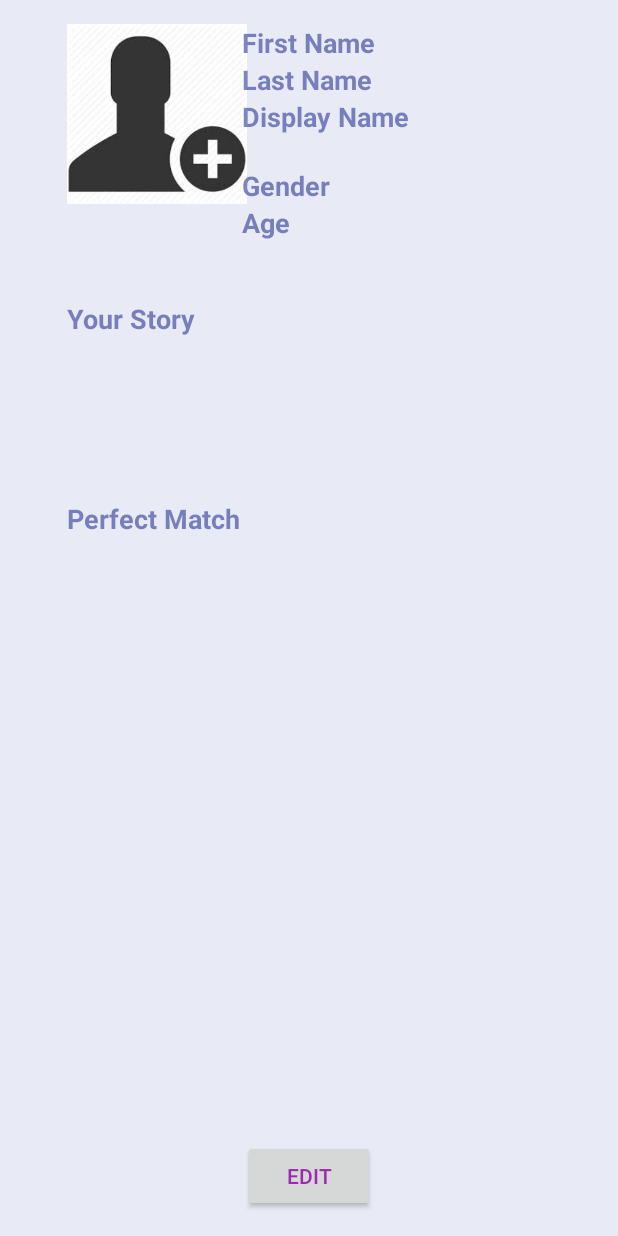
After one commit to ParaSwarm/House-Lannister, an Android app: the fragment UserProfile_Fragment placed in its activity, on a phone screen of 412 x 824 dp. The commit adds this screen. Run offline under Robolectric (Android 15) with nearby library versions, the phone set to English and light mode, and no system bars; our stand-ins replace ButterKnife.

Commit message:
User Profile

```diff
--- a/app/build.gradle
+++ b/app/build.gradle
@@ -27,4 +27,5 @@ dependencies {
     compile 'com.jakewharton:butterknife:8.4.0'
     compile 'com.android.support:appcompat-v7:24.2.1'
     compile 'com.android.support:design:24.2.1'
+    compile 'com.android.support:support-v4:24.2.1'
 }
--- /dev/null
+++ b/app/src/main/java/edu/uco/houselannister/saveasingle/fragments/UserProfile_Fragment.java
@@ -0,0 +1,66 @@
+package edu.uco.houselannister.saveasingle.fragments;
+
+import android.os.Bundle;
+import android.support.v4.app.Fragment;
+import android.support.v4.app.FragmentTransaction;
+import android.view.LayoutInflater;
+import android.view.View;
+import android.view.ViewGroup;
+import android.widget.Button;
+import android.widget.TextView;
+
+import edu.uco.houselannister.saveasingle.R;
+
+/**
+ * Bibash Lama
+ */
+public class UserProfile_Fragment extends Fragment implements View.OnClickListener{
+
+    View v;
+    TextView tv;
+    String name;
+    public UserProfile_Fragment() {
+        // Required empty public constructor
+    }
+
+    public static UserProfile_Fragment newInstance(){
+        return new UserProfile_Fragment();
+    }
+
+    @Override
+    public void onCreate(Bundle savedInstanceState) {
+        super.onCreate(savedInstanceState);
+//trying to transfer values from one fragment to another
+//        String value = getArguments().getString("First Name");
+  //      Toast.makeText(getActivity(),value,Toast.LENGTH_LONG).show();
+
+    }
+
+
+    @Override
+    public View onCreateView(LayoutInflater inflater, ViewGroup container,
+                             Bundle savedInstanceState) {
+        // Inflate the layout for this fragment
+        v = inflater.inflate(R.layout.fragment_user_profile, container, false);
+
+        Button b = (Button) v.findViewById(R.id.UserProfileEdit_Button);
+        b.setOnClickListener(this);
+        return v;
+    }
+
+
+    @Override
+    public void onClick(View v) {
+        // Create new fragment and transaction
+        Fragment newFragment = new UserProfileEdit_Fragment();
+        FragmentTransaction transaction = getFragmentManager().beginTransaction();
+
+// Replace whatever is in the fragment_container view with this fragment,
+// and add the transaction to the back stack
+        transaction.replace(R.id.container, newFragment);
+        transaction.addToBackStack(null);
+
+// Commit the transaction
+        transaction.commit();
+    }
+}
--- a/app/src/main/java/edu/uco/houselannister/saveasingle/helpers/FragmentNavigationManager.java
+++ b/app/src/main/java/edu/uco/houselannister/saveasingle/helpers/FragmentNavigationManager.java
@@ -6,11 +6,12 @@ import android.support.v4.app.FragmentManager;
 import android.support.v4.app.FragmentTransaction;
 
 import edu.uco.houselannister.saveasingle.BuildConfig;
+import edu.uco.houselannister.saveasingle.R;
 import edu.uco.houselannister.saveasingle.activities.MainActivity;
-import edu.uco.houselannister.saveasingle.R;
 import edu.uco.houselannister.saveasingle.fragments.FavoriteListFragment;
 import edu.uco.houselannister.saveasingle.fragments.MainFragment;
 import edu.uco.houselannister.saveasingle.fragments.SearchFragment;
+import edu.uco.houselannister.saveasingle.fragments.UserProfile_Fragment;
 
 /**
  * Created by ryan on 9/21/2016.
@@ -50,6 +51,9 @@ public class FragmentNavigationManager implements NavigationManager {
     public void showFragmentList() {
         showFragment(FavoriteListFragment.newInstance(), false);
     }
+    public void showFragmentUserProfile() {
+        showFragment(UserProfile_Fragment.newInstance(), false);
+    }
 
     private void showFragment(Fragment fragment, boolean allowStateLoss) {
         //actually handles creating the fragment and sending to the caller to change
--- a/app/src/main/java/edu/uco/houselannister/saveasingle/helpers/NavigationManager.java
+++ b/app/src/main/java/edu/uco/houselannister/saveasingle/helpers/NavigationManager.java
@@ -8,4 +8,5 @@ public interface NavigationManager {
     void showFragmentSettings(String title);
     void showFragmentMain();
     void showFragmentList();
+    void showFragmentUserProfile();
 }
--- /dev/null
+++ b/app/src/main/res/layout/fragment_user_profile.xml
@@ -0,0 +1,155 @@
+<RelativeLayout xmlns:android="http://schemas.android.com/apk/res/android"
+xmlns:tools="http://schemas.android.com/tools" android:layout_width="match_parent"
+android:layout_height="match_parent" android:paddingLeft="@dimen/activity_horizontal_margin"
+android:paddingRight="@dimen/activity_horizontal_margin"
+android:paddingTop="@dimen/activity_vertical_margin"
+android:paddingBottom="@dimen/activity_vertical_margin"
+tools:context="edu.uco.houselannister.saveasingle.fragments.UserProfile_Fragment">
+
+
+    <ImageView
+        android:layout_width="120dp"
+        android:layout_height="120dp"
+        android:id="@+id/imageView2"
+        android:layout_alignParentTop="true"
+        android:layout_alignParentEnd="true"
+        android:layout_marginEnd="231dp"
+        android:src="@drawable/userprofile_image"/>
+
+    <TextView
+        android:layout_width="wrap_content"
+        android:layout_height="wrap_content"
+        android:textAppearance="?android:attr/textAppearanceMedium"
+        android:text="First Name"
+        android:id="@+id/textView2"
+        android:layout_alignTop="@+id/imageView2"
+        android:layout_centerHorizontal="true"
+        android:textStyle="bold" />
+
+    <TextView
+        android:layout_width="wrap_content"
+        android:layout_height="wrap_content"
+        android:textAppearance="?android:attr/textAppearanceMedium"
+        android:text="Last Name"
+        android:id="@+id/textView3"
+        android:layout_below="@+id/textView2"
+        android:layout_alignStart="@+id/textView2"
+        android:textStyle="bold" />
+
+    <TextView
+        android:layout_width="wrap_content"
+        android:layout_height="wrap_content"
+        android:textAppearance="?android:attr/textAppearanceMedium"
+        android:text="Display Name"
+        android:id="@+id/textView4"
+        android:layout_below="@+id/textView3"
+        android:layout_alignStart="@+id/textView3"
+        android:textStyle="bold" />
+
+    <TextView
+        android:layout_width="wrap_content"
+        android:layout_height="wrap_content"
+        android:textAppearance="?android:attr/textAppearanceMedium"
+        android:text="Gender"
+        android:id="@+id/textView5"
+        android:layout_alignBottom="@+id/imageView2"
+        android:layout_alignStart="@+id/textView4"
+        android:textStyle="bold" />
+
+    <TextView
+        android:layout_width="wrap_content"
+        android:layout_height="wrap_content"
+        android:textAppearance="?android:attr/textAppearanceMedium"
+        android:text="Age "
+        android:id="@+id/textView6"
+        android:layout_below="@+id/textView5"
+        android:layout_alignStart="@+id/textView5"
+        android:textStyle="bold" />
+
+    <TextView
+        android:layout_width="wrap_content"
+        android:layout_height="wrap_content"
+        android:textAppearance="?android:attr/textAppearanceMedium"
+        android:id="@+id/FirstName_UserProfile_TextView"
+        android:layout_alignTop="@+id/textView2"
+        android:layout_toEndOf="@+id/textView4" />
+
+    <TextView
+        android:layout_width="wrap_content"
+        android:layout_height="wrap_content"
+        android:textAppearance="?android:attr/textAppearanceMedium"
+        android:id="@+id/LastName_UserProfile_TextView"
+        android:layout_alignTop="@+id/textView3"
+        android:layout_toEndOf="@+id/FirstName_UserProfile_TextView" />
+
+    <TextView
+        android:layout_width="wrap_content"
+        android:layout_height="wrap_content"
+        android:textAppearance="?android:attr/textAppearanceMedium"
+        android:id="@+id/DisplayName_UserProfile_TextView"
+        android:layout_alignTop="@+id/textView4"
+        android:layout_alignParentEnd="true" />
+
+    <TextView
+        android:layout_width="wrap_content"
+        android:layout_height="wrap_content"
+        android:textAppearance="?android:attr/textAppearanceMedium"
+        android:id="@+id/Gender_UserProfile_TextView"
+        android:layout_above="@+id/textView6"
+        android:layout_toEndOf="@+id/textView4" />
+
+    <TextView
+        android:layout_width="wrap_content"
+        android:layout_height="wrap_content"
+        android:textAppearance="?android:attr/textAppearanceMedium"
+        android:id="@+id/Age_UserProfile_TextView"
+        android:layout_below="@+id/Gender_UserProfile_TextView"
+        android:layout_toEndOf="@+id/textView3" />
+
+    <TextView
+        android:layout_width="wrap_content"
+        android:layout_height="wrap_content"
+        android:textAppearance="?android:attr/textAppearanceMedium"
+        android:text="Your Story"
+        android:id="@+id/textView7"
+        android:layout_below="@+id/textView6"
+        android:layout_alignStart="@+id/imageView2"
+        android:layout_marginTop="39dp"
+        android:textStyle="bold" />
+
+    <TextView
+        android:layout_width="wrap_content"
+        android:layout_height="wrap_content"
+        android:textAppearance="?android:attr/textAppearanceMedium"
+        android:id="@+id/Story_UserProfile_TextView"
+        android:layout_below="@+id/textView7"
+        android:layout_alignStart="@+id/textView7" />
+
+    <TextView
+        android:layout_width="wrap_content"
+        android:layout_height="wrap_content"
+        android:textAppearance="?android:attr/textAppearanceMedium"
+        android:text="Perfect Match"
+        android:id="@+id/textviewxx"
+        android:layout_marginTop="84dp"
+        android:textStyle="bold"
+        android:layout_below="@+id/Story_UserProfile_TextView"
+        android:layout_alignStart="@+id/Story_UserProfile_TextView" />
+
+    <TextView
+        android:layout_width="wrap_content"
+        android:layout_height="wrap_content"
+        android:textAppearance="?android:attr/textAppearanceMedium"
+        android:id="@+id/PerfectMatch_UserProfile_TextView"
+        android:layout_below="@+id/textviewxx"
+        android:layout_alignStart="@+id/textviewxx" />
+
+    <Button
+        android:layout_width="wrap_content"
+        android:layout_height="wrap_content"
+        android:text="Edit"
+        android:id="@+id/UserProfileEdit_Button"
+        android:layout_alignParentBottom="true"
+        android:layout_centerHorizontal="true" />
+
+</RelativeLayout>
--- a/app/src/main/res/values/strings.xml
+++ b/app/src/main/res/values/strings.xml
@@ -44,4 +44,7 @@
         completions."
     </string>
 
+    <!-- TODO: Remove or change this placeholder text -->
+    <string name="hello_blank_fragment">Hello blank fragment</string>
+
 </resources>
```
Also changed, not shown: app/src/main/java/edu/uco/houselannister/saveasingle/activities/MainActivity.java (+45 -4 lines), app/src/main/java/edu/uco/houselannister/saveasingle/fragments/UserProfileEdit_Fragment.java (added, +81 -0 lines), app/src/main/res/layout/fragment_user_profile_edit_.xml (added, +144 -0 lines), app/src/main/res/drawable/userprofile_image.jpeg (added).
